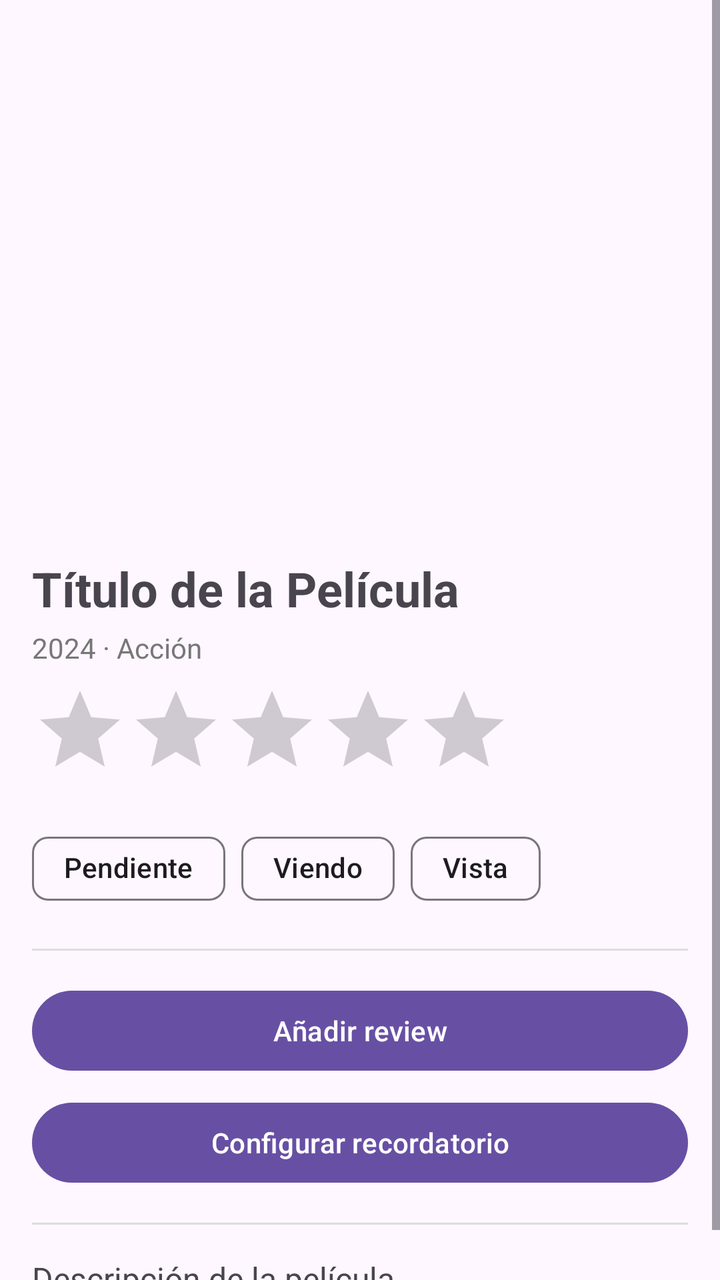
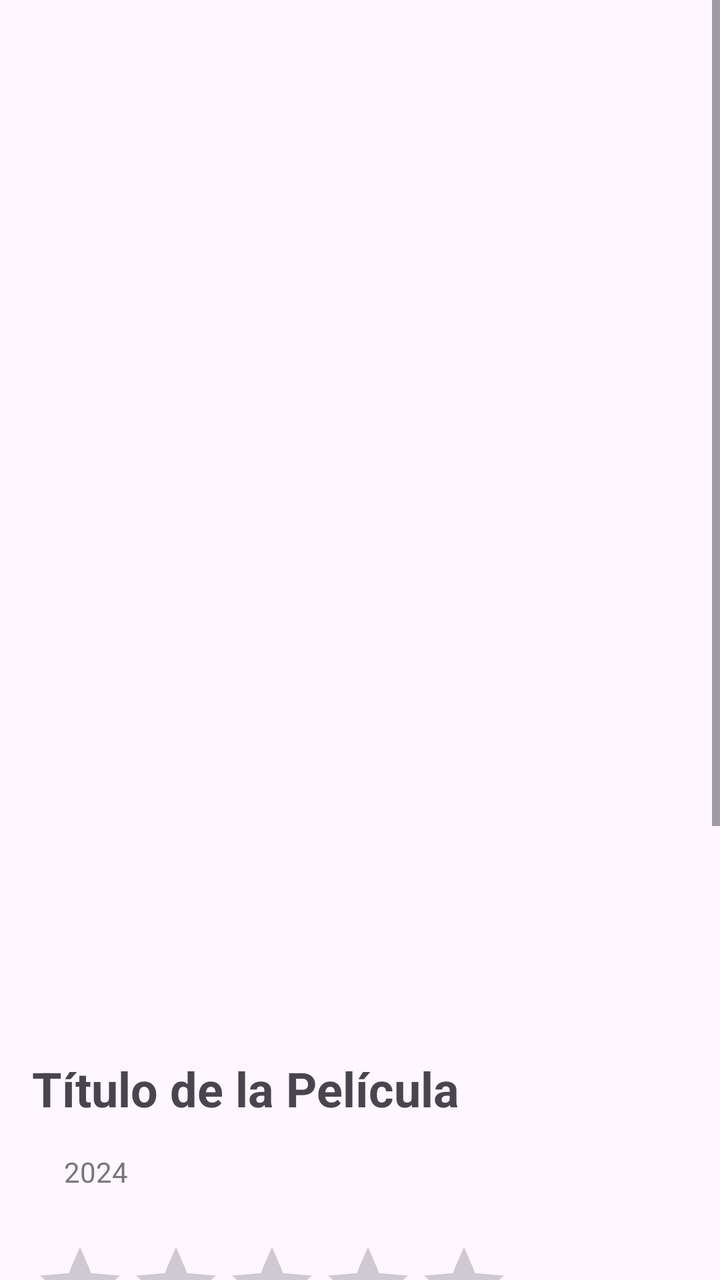

Before-and-after screenshots of an Android layout around one commit, followed by the original layout XML and the change that was made.
<!-- AndroidManifest.xml: application theme Theme.ScreenTime -->
<!-- res/layout/activity_pelicula.xml -->
<?xml version="1.0" encoding="utf-8"?>
<ScrollView xmlns:android="http://schemas.android.com/apk/res/android"
    android:layout_width="match_parent"
    android:layout_height="match_parent"
    xmlns:app="http://schemas.android.com/apk/res-auto"
    android:fillViewport="true">

    <LinearLayout
        android:layout_width="match_parent"
        android:layout_height="wrap_content"
        android:orientation="vertical"
        android:padding="16dp">

        <ImageView
            android:id="@+id/ivPortada"
            android:layout_width="match_parent"
            android:layout_height="250dp"
            android:scaleType="centerCrop"
            android:contentDescription="@string/portada_pelicula" />

        <TextView
            android:id="@+id/tvTitulo"
            android:layout_width="match_parent"
            android:layout_height="wrap_content"
            android:text="Título de la Película"
            android:textSize="24sp"
            android:textStyle="bold"
            android:paddingTop="12dp" />

        <TextView
            android:id="@+id/tvInfo"
            android:layout_width="match_parent"
            android:layout_height="wrap_content"
            android:text="2024 · Acción"
            android:textSize="14sp"
            android:textColor="#777777"
            android:paddingTop="4dp" />

        <RatingBar
            android:id="@+id/rbPuntuacion"
            android:layout_width="wrap_content"
            android:layout_height="wrap_content"
            android:numStars="5"
            android:stepSize="0.5"
            android:isIndicator="true"
            android:paddingTop="8dp" />

        <com.google.android.material.chip.ChipGroup
            android:id="@+id/chipEstado"
            android:layout_width="match_parent"
            android:layout_height="wrap_content"
            android:paddingTop="12dp"
            app:singleSelection="true">

            <com.google.android.material.chip.Chip
                android:id="@+id/chipPendiente"
                android:layout_width="wrap_content"
                android:layout_height="wrap_content"
                android:text="Pendiente"
                android:checkable="true" />

            <com.google.android.material.chip.Chip
                android:id="@+id/chipViendo"
                android:layout_width="wrap_content"
                android:layout_height="wrap_content"
                android:text="Viendo"
                android:checkable="true" />

            <com.google.android.material.chip.Chip
                android:id="@+id/chipVista"
                android:layout_width="wrap_content"
                android:layout_height="wrap_content"
                android:text="Vista"
                android:checkable="true" />

        </com.google.android.material.chip.ChipGroup>

        <View
            android:layout_width="match_parent"
            android:layout_height="1dp"
            android:background="#DDDDDD"
            android:layout_marginTop="16dp" />

        <Button
            android:id="@+id/btnReview"
            android:layout_width="match_parent"
            android:layout_height="wrap_content"
            android:text="Añadir review"
            android:layout_marginTop="16dp" />

        <Button
            android:id="@+id/btnRecordatorio"
            android:layout_width="match_parent"
            android:layout_height="wrap_content"
            android:text="Configurar recordatorio"
            android:layout_marginTop="8dp" />

        <View
            android:layout_width="match_parent"
            android:layout_height="1dp"
            android:background="#DDDDDD"
            android:layout_marginTop="16dp" />

        <TextView
            android:id="@+id/tvDescripcion"
            android:layout_width="match_parent"
            android:layout_height="wrap_content"
            android:text="Descripción de la película..."
            android:textSize="16sp"
            android:paddingTop="16dp" />

    </LinearLayout>

</ScrollView>
<!-- resources referenced by this layout -->
<resources>
  <string name="portada_pelicula">Portada de la película</string>
  <style name="Theme.ScreenTime" parent="Base.Theme.ScreenTime" />
  <style name="Base.Theme.ScreenTime" parent="Theme.Material3.DayNight.NoActionBar">
          
          
      </style>
</resources>

<!-- the commit's change to res/layout/activity_pelicula.xml (unified diff, before → after) -->
@@ -2,7 +2,6 @@
 <ScrollView xmlns:android="http://schemas.android.com/apk/res/android"
     android:layout_width="match_parent"
     android:layout_height="match_parent"
-    xmlns:app="http://schemas.android.com/apk/res-auto"
     android:fillViewport="true">
 
     <LinearLayout
@@ -14,12 +13,12 @@
         <ImageView
             android:id="@+id/ivPortada"
             android:layout_width="match_parent"
-            android:layout_height="250dp"
+            android:layout_height="500dp"
             android:scaleType="centerCrop"
             android:contentDescription="@string/portada_pelicula" />
 
         <TextView
-            android:id="@+id/tvTitulo"
+            android:id="@+id/tvNombre"
             android:layout_width="match_parent"
             android:layout_height="wrap_content"
             android:text="Título de la Película"
@@ -27,14 +26,23 @@
             android:textStyle="bold"
             android:paddingTop="12dp" />
 
-        <TextView
-            android:id="@+id/tvInfo"
+        <LinearLayout
             android:layout_width="match_parent"
             android:layout_height="wrap_content"
-            android:text="2024 · Acción"
-            android:textSize="14sp"
-            android:textColor="#777777"
-            android:paddingTop="4dp" />
+            android:orientation="horizontal"
+            android:padding="16dp">
+
+            <TextView
+                android:id="@+id/tvFecha"
+                android:layout_width="match_parent"
+                android:layout_height="wrap_content"
+                android:layout_weight="5"
+                android:text="2024"
+                android:textSize="14sp"
+                android:textColor="#777777"/>
+
+
+        </LinearLayout>
 
         <RatingBar
             android:id="@+id/rbPuntuacion"
@@ -45,35 +53,24 @@
             android:isIndicator="true"
             android:paddingTop="8dp" />
 
-        <com.google.android.material.chip.ChipGroup
-            android:id="@+id/chipEstado"
+        <LinearLayout
             android:layout_width="match_parent"
             android:layout_height="wrap_content"
-            android:paddingTop="12dp"
-            app:singleSelection="true">
+            android:orientation="horizontal"
+            android:padding="5dp">
 
             <com.google.android.material.chip.Chip
-                android:id="@+id/chipPendiente"
+                android:id="@+id/chipEstadoDetalle"
                 android:layout_width="wrap_content"
                 android:layout_height="wrap_content"
-                android:text="Pendiente"
                 android:checkable="true" />
 
             <com.google.android.material.chip.Chip
-                android:id="@+id/chipViendo"
+                android:id="@+id/chipGeneroDetalle"
                 android:layout_width="wrap_content"
                 android:layout_height="wrap_content"
-                android:text="Viendo"
                 android:checkable="true" />
-
-            <com.google.android.material.chip.Chip
-                android:id="@+id/chipVista"
-                android:layout_width="wrap_content"
-                android:layout_height="wrap_content"
-                android:text="Vista"
-                android:checkable="true" />
-
-        </com.google.android.material.chip.ChipGroup>
+        </LinearLayout>
 
         <View
             android:layout_width="match_parent"
@@ -85,14 +82,14 @@
             android:id="@+id/btnReview"
             android:layout_width="match_parent"
             android:layout_height="wrap_content"
-            android:text="Añadir review"
+            android:text="@string/btnReview"
             android:layout_marginTop="16dp" />
 
         <Button
-            android:id="@+id/btnRecordatorio"
+            android:id="@+id/btnAgregar"
             android:layout_width="match_parent"
             android:layout_height="wrap_content"
-            android:text="Configurar recordatorio"
+            android:text="@string/btnAgregar"
             android:layout_marginTop="8dp" />
 
         <View
@@ -102,10 +99,16 @@
             android:layout_marginTop="16dp" />
 
         <TextView
+            android:layout_width="match_parent"
+            android:layout_height="wrap_content"
+            android:text="@string/txtSinopsis"
+            android:textSize="25sp"
+            android:paddingTop="16dp" />
+
+        <TextView
             android:id="@+id/tvDescripcion"
             android:layout_width="match_parent"
             android:layout_height="wrap_content"
-            android:text="Descripción de la película..."
             android:textSize="16sp"
             android:paddingTop="16dp" />
 
<!-- resource entries referenced after the edit -->
@@ -1,6 +1,9 @@
 <!-- resources referenced by this layout -->
 <resources>
+  <string name="btnAgregar">Agregar película</string>
+  <string name="btnReview">Realizar reseña</string>
   <string name="portada_pelicula">Portada de la película</string>
+  <string name="txtSinopsis">Sinopsis</string>
   <style name="Theme.ScreenTime" parent="Base.Theme.ScreenTime" />
   <style name="Base.Theme.ScreenTime" parent="Theme.Material3.DayNight.NoActionBar">
           
